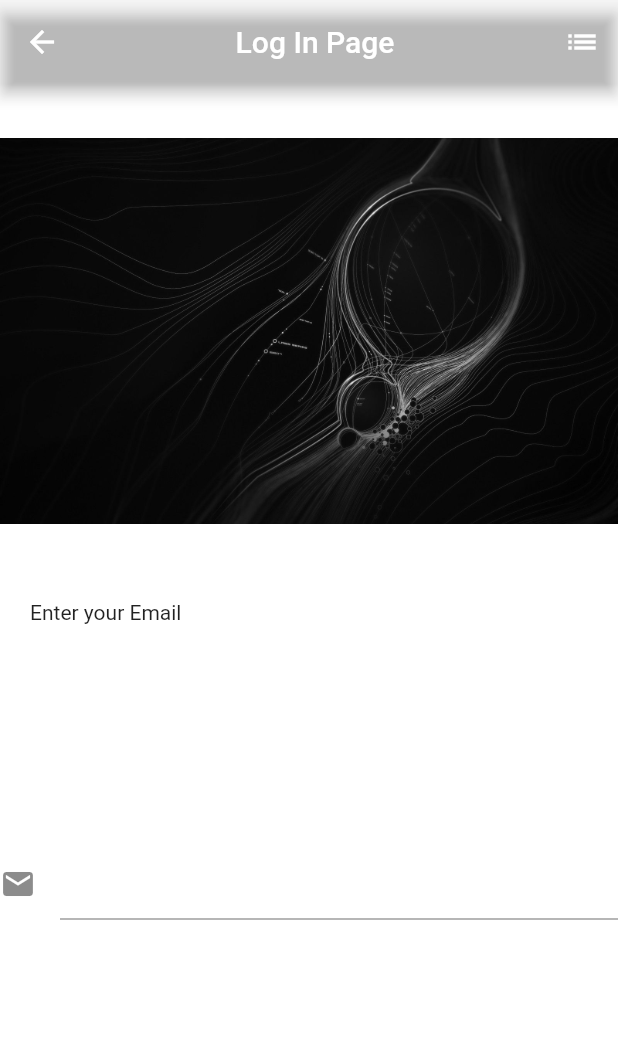
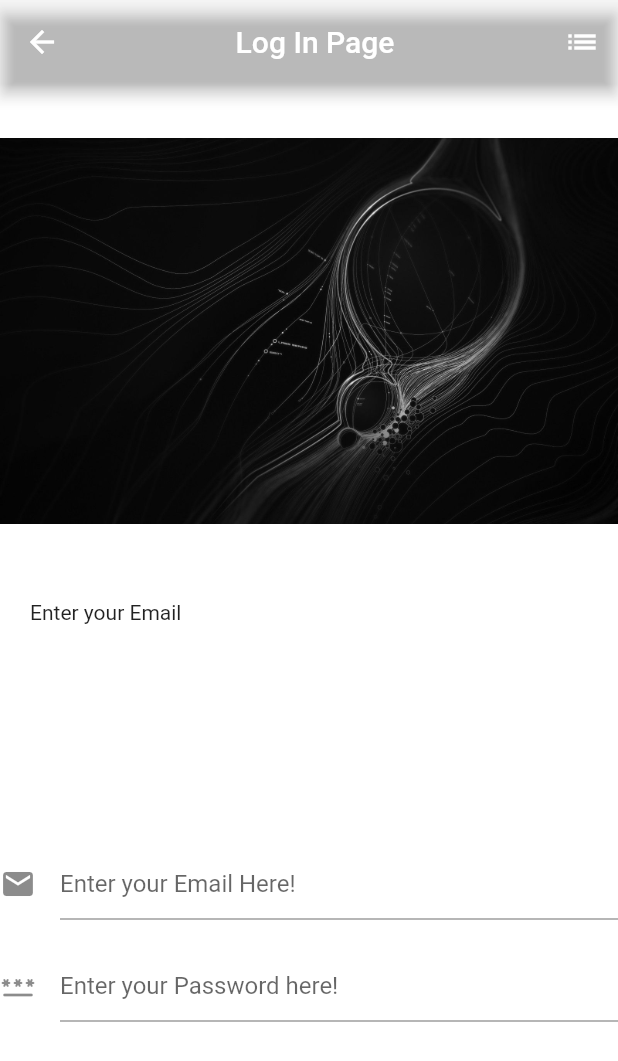
Before and after one commit to Sachin98123/vedantapp, a Flutter app: the screen it shows after launch, after a tap on the "notifications" icon, on a phone screen of 412 x 824 dp. Shown: the top 1061 px of the screen. Run offline on Flutter 3.47's test engine with Material 2 defaults, Android fonts, the phone set to English and light mode, and no system bars; our stand-ins replace firebase_core; accounts and stored records are empty.

Commit message:
Added Textfield

```diff
--- a/lib/views/register_view.dart
+++ b/lib/views/register_view.dart
@@ -1,5 +1,3 @@
-import 'dart:html';
-
 import 'package:flutter/material.dart';
 
 class LoginView extends StatelessWidget {
@@ -17,7 +15,7 @@ class LoginView extends StatelessWidget {
         //     splashColor: Colors.orangeAccent,
         //     onPressed: () {},
         //     icon: const Icon(
-        //       Icons.backspace,
+        //       Icons.,
         //       color: Colors.deepOrangeAccent,
         //     )),
         title: const Center(child: Text('Log In Page')),
@@ -48,8 +46,22 @@ class LoginView extends StatelessWidget {
           ),
           const TextField(
             keyboardType: TextInputType.emailAddress,
-            decoration: InputDecoration(icon: Icon(Icons.email)),
+            decoration: InputDecoration(
+                icon: Icon(
+                  Icons.email,
+                ),
+                hintText: 'Enter your Email Here!'),
             style: TextStyle(color: Colors.black26),
+          ),
+          const SizedBox(
+            height: 20,
+          ),
+          const TextField(
+            obscureText: true,
+            decoration: InputDecoration(
+              icon: Icon(Icons.password_rounded),
+              hintText: "Enter your Password here!",
+            ),
           ),
         ],
       ),
```
